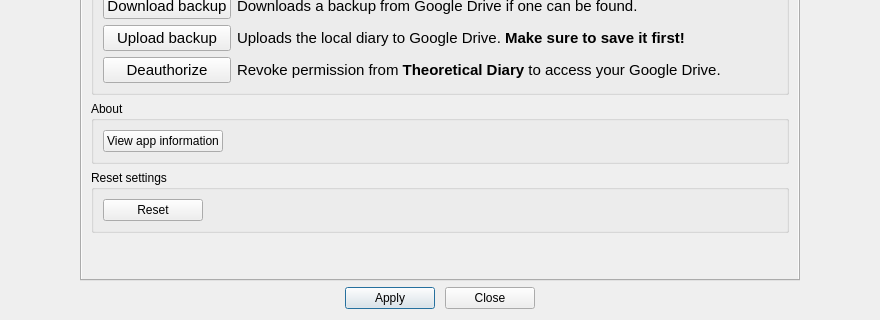
Above: src/gui/optionsmenu.ui from someretical/TheoreticalDiary before the change; both pictures show x 185 to 1065 and y 330 to 650 of the 1250 by 650 pixel window. Below: the same form after it.
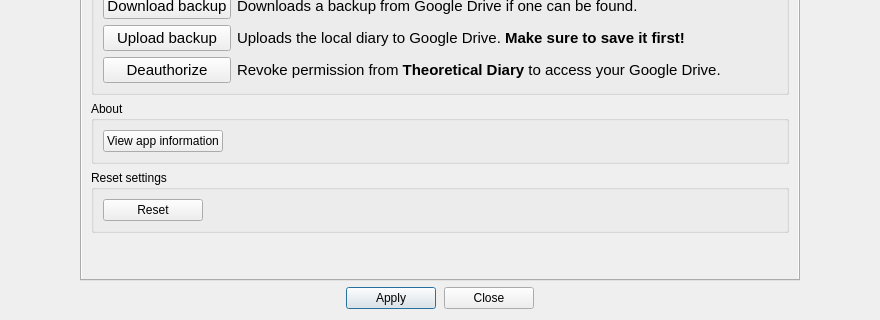
That is the form after the change. Custom widgets are drawn as their Qt base class.

```diff
--- a/src/gui/optionsmenu.ui
+++ b/src/gui/optionsmenu.ui
@@ -64,7 +64,7 @@
       <number>0</number>
      </property>
      <property name="horizontalSpacing">
-      <number>10</number>
+      <number>8</number>
      </property>
      <item row="0" column="0">
       <spacer name="horizontalSpacer_10">
```
